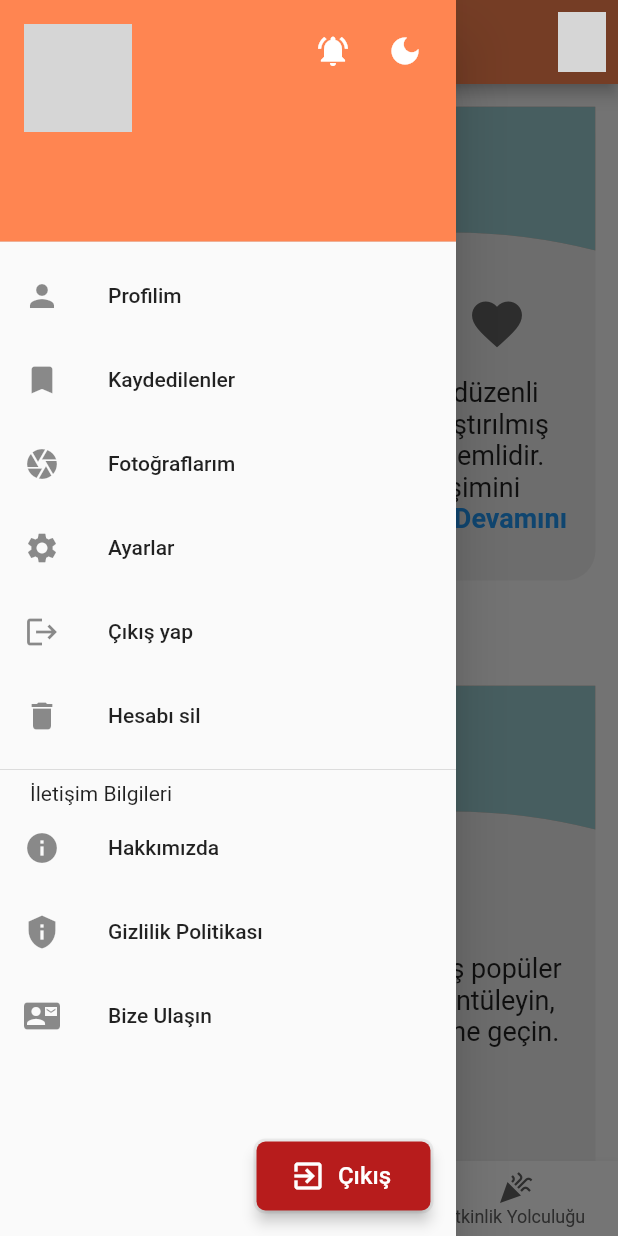
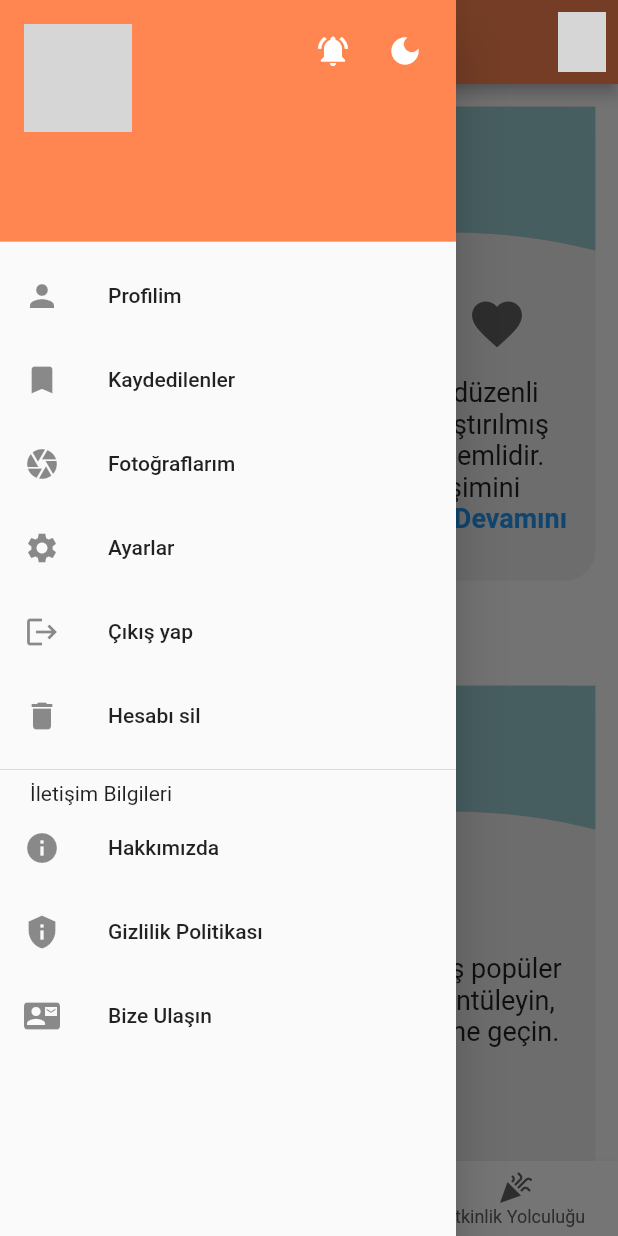
Before and after one commit to berinackr/f21, a Flutter app: the screen it shows once a user with an empty profile is signed in, with the side drawer open, on a phone screen of 412 x 824 dp. Run offline on Flutter 3.47's test engine with Material 2 defaults, Android fonts, the phone set to English and light mode, and no system bars; drawn by our look-alikes of convex_bottom_bar, google_mobile_ads, readmore; our stand-ins replace audio_video_progress_bar, cloud_firestore, connectivity_plus, dotted_border, file_picker, firebase_auth and 16 more; missing offline and left inert: game_levels_scrolling_map; accounts and stored records are empty; network calls fail; grey boxes are pictures that could not be loaded.

Commit message:
basit görsel düzenlemeler yapıldı

```diff
--- a/lib/features/home/screens/f21_demo/features/home/screens/chatgpt_screen.dart
+++ /dev/null
@@ -1 +0,0 @@
-// TODO Implement this library.
--- a/lib/features/home/screens/guest_home_screen.dart
+++ b/lib/features/home/screens/guest_home_screen.dart
@@ -5,6 +5,7 @@ import 'package:f21_demo/features/auth/screens/register_screen.dart';
 import 'package:f21_demo/features/home/screens/guest_home_bottom_screen.dart';
 import 'package:f21_demo/features/profile/widgets/profile_screen_widgets.dart';
 import 'package:flutter/material.dart';
+import 'package:flutter/services.dart';
 import 'package:flutter_riverpod/flutter_riverpod.dart';
 import 'package:go_router/go_router.dart';
 import '../../../core/providers/settings_repository.dart';
@@ -42,6 +43,9 @@ class _GuestHomeScreenState extends ConsumerState<GuestHomeScreen> {
         body: bottomBarList[0],
         appBar: AppBar(
           backgroundColor: CustomStyles.primaryColor,
+          systemOverlayStyle: SystemUiOverlayStyle(
+            statusBarColor: Color(0xffFF8551),
+          ),
           actions: [
             IconButton(
               onPressed: () {
--- a/lib/features/home/screens/home_screen.dart
+++ b/lib/features/home/screens/home_screen.dart
@@ -11,6 +11,7 @@ import 'package:f21_demo/features/home/screens/homescreen_bottombar.dart';
 import 'package:f21_demo/features/home/screens/mybabyscreen_bottombar.dart';
 import 'package:f21_demo/features/profile/widgets/profile_screen_widgets.dart';
 import 'package:flutter/material.dart';
+import 'package:flutter/services.dart';
 import 'package:flutter_riverpod/flutter_riverpod.dart';
 import 'package:go_router/go_router.dart';
 import '../../../core/providers/settings_repository.dart';
@@ -59,6 +60,8 @@ class _HomeScreenState extends ConsumerState<HomeScreen> {
                   appBar: AppBar(
                     iconTheme: const IconThemeData(color: Color(0xffFAF0E4)),
                     backgroundColor: Color(0xffFF8551),
+                    systemOverlayStyle:
+                        SystemUiOverlayStyle(statusBarColor: Color(0xffFF8551)),
                     actions: [
                       IconButton(
                         onPressed: () {
@@ -278,54 +281,6 @@ class _HomeScreenState extends ConsumerState<HomeScreen> {
                                       ),
                                     ],
                                   ),
-                                  Padding(
-                                    padding: const EdgeInsets.all(15),
-                                    child: Align(
-                                      alignment: Alignment.bottomRight,
-                                      child: SizedBox(
-                                        height: 50,
-                                        width: 120,
-                                        child: Container(
-                                          decoration: BoxDecoration(
-                                            border: Border.all(
-                                              color: CustomStyles
-                                                  .fillColor, // Beyaz çizgi rengi
-                                              width: 2, // Beyaz çizgi kalınlığı
-                                            ),
-                                            borderRadius: BorderRadius.circular(
-                                                8), // Kenar yuvarlatma
-                                          ),
-                                          child: ElevatedButton.icon(
-                                            style: ElevatedButton.styleFrom(
-                                              foregroundColor: Colors.white,
-                                              backgroundColor: Colors.red[900],
-                                              shadowColor: Colors.black,
-                                              elevation: 4,
-                                              shape: RoundedRectangleBorder(
-                                                borderRadius:
-                                                    BorderRadius.circular(6),
-                                              ),
-                                            ),
-                                            onPressed: () {
-                                              logOut(ref);
-                                              Navigator.pop(context);
-                                            },
-                                            icon: const Icon(
-                                              Icons.exit_to_app,
-                                              color: Colors.white,
-                                            ),
-                                            label: const Text(
-                                              'Çıkış',
-                                              style: TextStyle(
-                                                color: Colors.white,
-                                                fontSize: 16,
-                                              ),
-                                            ),
-                                          ),
-                                        ),
-                                      ),
-                                    ),
-                                  ),
                                 ],
                               ),
                             ),
```
Also changed, not shown: lib/features/auth/screens/forgot_password_screen.dart (+8 -8 lines), lib/features/auth/screens/login_screen.dart (+11 -15 lines), lib/features/auth/screens/password_reset_info_screen.dart (+4 -5 lines), lib/features/auth/screens/register_screen.dart (+5 -5 lines), lib/features/profile/screens/change_password_screen.dart (+27 -12 lines).
